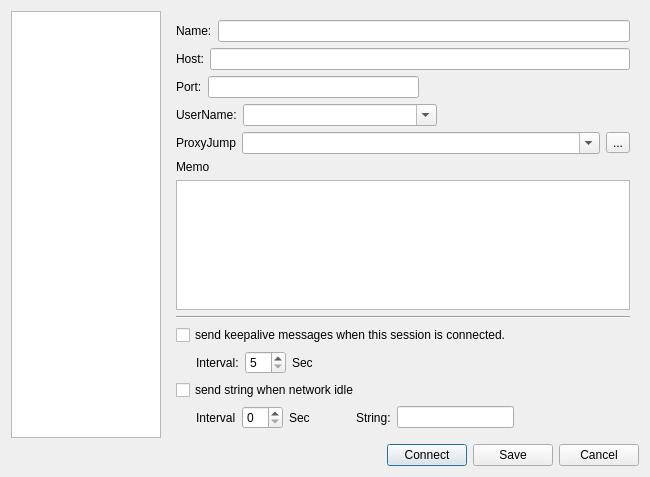
Qt form woterm/qwosessionproperty.ui (hongnod/woterm) before a commit.
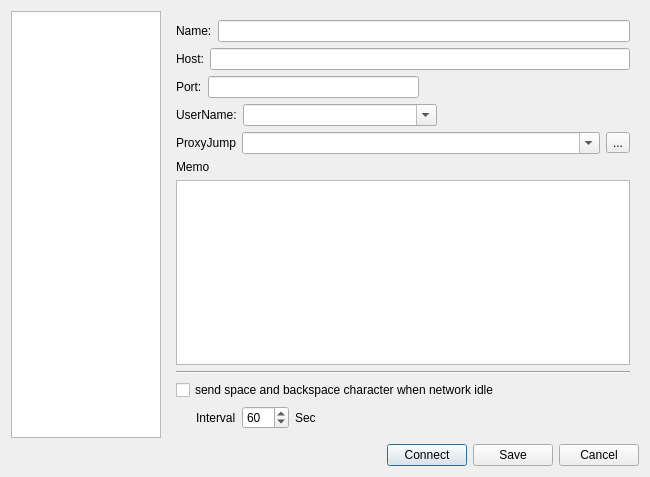
The same form after that commit.

Patch:
```diff
--- a/woterm/qwosessionproperty.ui
+++ b/woterm/qwosessionproperty.ui
@@ -200,19 +200,6 @@
              </item>
             </layout>
            </item>
-           <item>
-            <spacer name="verticalSpacer">
-             <property name="orientation">
-              <enum>Qt::Vertical</enum>
-             </property>
-             <property name="sizeHint" stdset="0">
-              <size>
-               <width>20</width>
-               <height>20</height>
-              </size>
-             </property>
-            </spacer>
-           </item>
            <item>
             <widget class="Line" name="line">
              <property name="orientation">
@@ -223,68 +210,7 @@
            <item>
             <widget class="QCheckBox" name="checkBox">
              <property name="text">
-              <string>send keepalive messages when this session is connected.</string>
-             </property>
-            </widget>
-           </item>
-           <item>
-            <layout class="QHBoxLayout" name="horizontalLayout_7">
-             <item>
-              <spacer name="horizontalSpacer_2">
-               <property name="orientation">
-                <enum>Qt::Horizontal</enum>
-               </property>
-               <property name="sizeType">
-                <enum>QSizePolicy::Fixed</enum>
-               </property>
-               <property name="sizeHint" stdset="0">
-                <size>
-                 <width>20</width>
-                 <height>20</height>
-                </size>
-               </property>
-              </spacer>
-             </item>
-             <item>
-              <widget class="QLabel" name="label_3">
-               <property name="text">
-                <string>Interval:</string>
-               </property>
-              </widget>
-             </item>
-             <item>
-              <widget class="QSpinBox" name="spinBox">
-               <property name="minimum">
-                <number>5</number>
-               </property>
-              </widget>
-             </item>
-             <item>
-              <widget class="QLabel" name="label_10">
-               <property name="text">
-                <string>Sec</string>
-               </property>
-              </widget>
-             </item>
-             <item>
-              <spacer name="horizontalSpacer_4">
-               <property name="orientation">
-                <enum>Qt::Horizontal</enum>
-               </property>
-               <property name="sizeHint" stdset="0">
-                <size>
-                 <width>40</width>
-                 <height>20</height>
-                </size>
-               </property>
-              </spacer>
-             </item>
-            </layout>
-           </item>
-           <item>
-            <widget class="QCheckBox" name="checkBox_2">
-             <property name="text">
-              <string>send string when network idle</string>
+              <string>send space and backspace character when network idle</string>
              </property>
             </widget>
            </item>
@@ -314,7 +240,17 @@
               </widget>
              </item>
              <item>
-              <widget class="QSpinBox" name="spinBox_2"/>
+              <widget class="QSpinBox" name="liveDuration">
+               <property name="minimum">
+                <number>15</number>
+               </property>
+               <property name="maximum">
+                <number>120</number>
+               </property>
+               <property name="value">
+                <number>60</number>
+               </property>
+              </widget>
              </item>
              <item>
               <widget class="QLabel" name="label_11">
@@ -323,32 +259,6 @@
                </property>
               </widget>
              </item>
-             <item>
-              <spacer name="horizontalSpacer_8">
-               <property name="orientation">
-                <enum>Qt::Horizontal</enum>
-               </property>
-               <property name="sizeType">
-                <enum>QSizePolicy::Fixed</enum>
-               </property>
-               <property name="sizeHint" stdset="0">
-                <size>
-                 <width>40</width>
-                 <height>20</height>
-                </size>
-               </property>
-              </spacer>
-             </item>
-             <item>
-              <widget class="QLabel" name="label_7">
-               <property name="text">
-                <string>String:</string>
-               </property>
-              </widget>
-             </item>
-             <item>
-              <widget class="QLineEdit" name="lineEdit"/>
-             </item>
              <item>
               <spacer name="horizontalSpacer_7">
                <property name="orientation">
```
Left out of the diff: 2 changed lines with no effect on the pictures.
